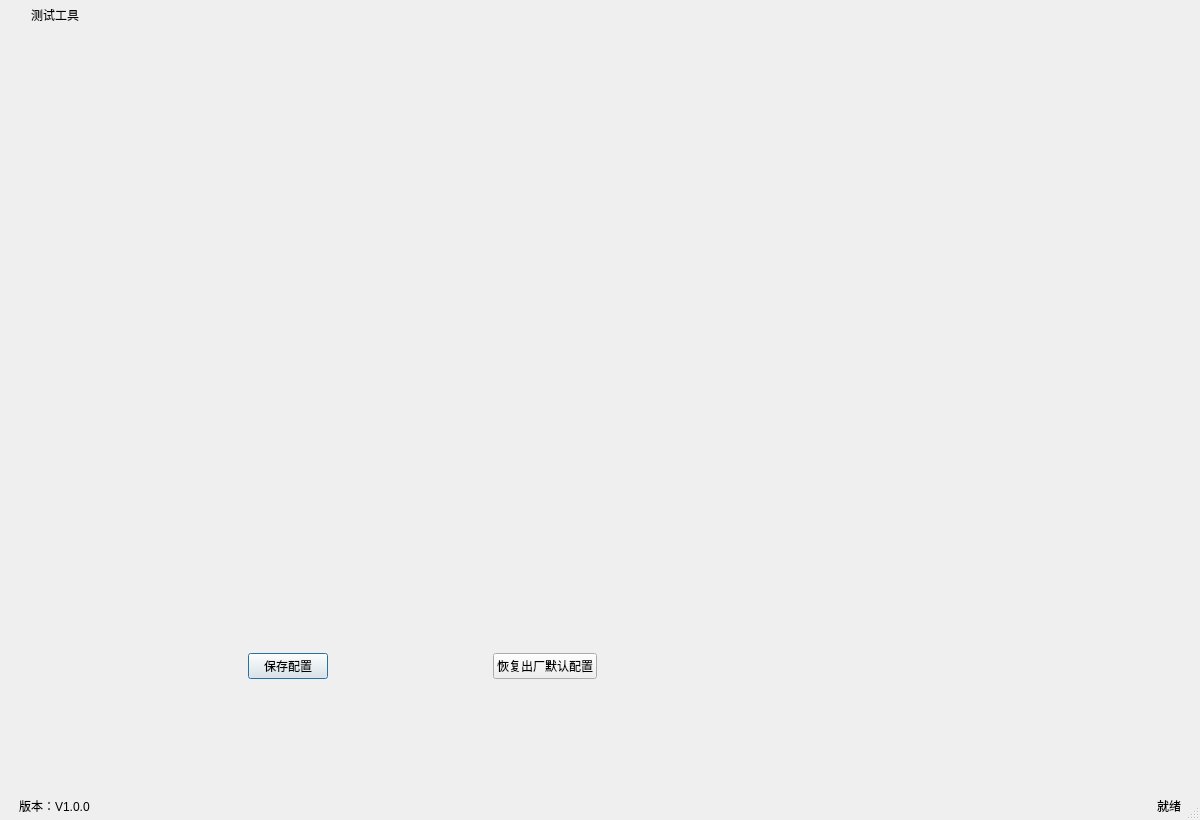
Above: assistant/mainwindow.ui from nongxiaoming/rt-assistant before the change. Below: the same form after it.
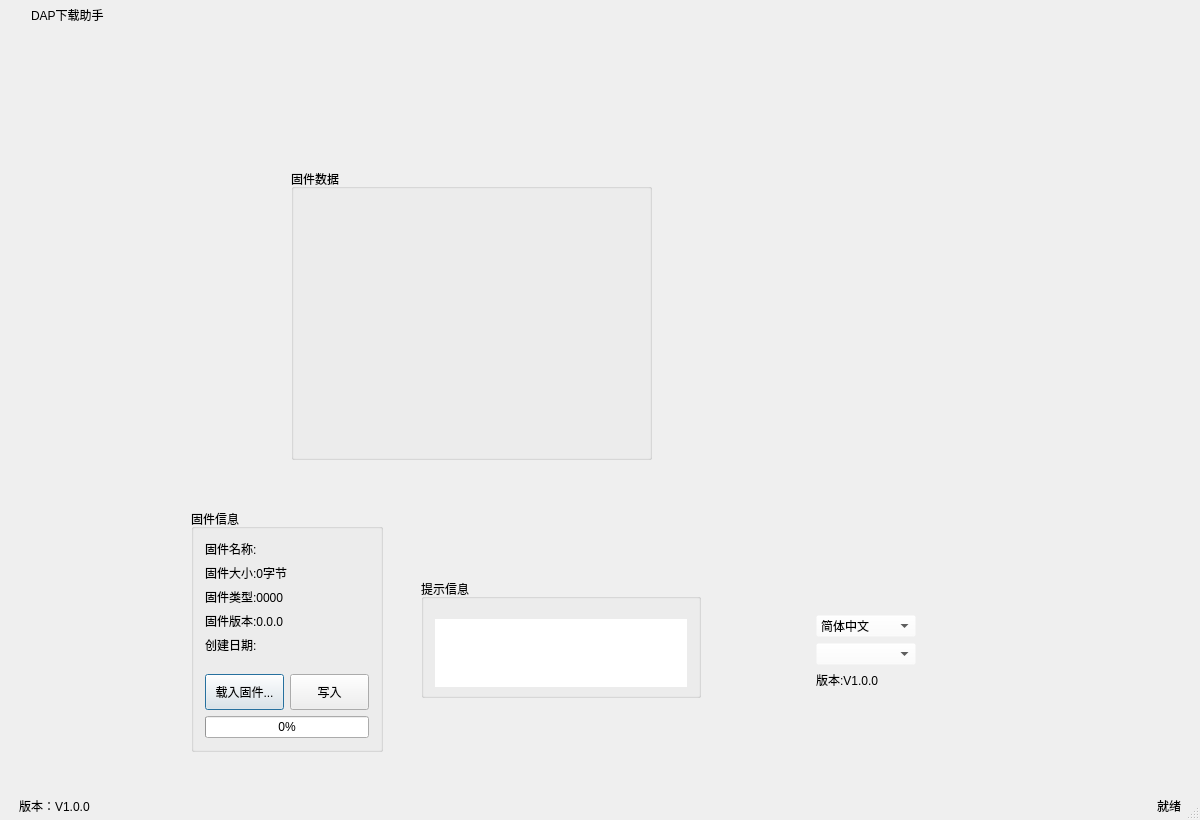
That is the form after the change. The open tabs and pages were chosen to show the change. Icons and pictures are not drawn. Custom widgets are drawn as their Qt base class.

Diff of the .ui file:
```diff
--- a/assistant/mainwindow.ui
+++ b/assistant/mainwindow.ui
@@ -99,7 +99,7 @@
          <string notr="true"/>
         </property>
         <property name="text">
-         <string>测试工具</string>
+         <string>DAP下载助手</string>
         </property>
         <property name="alignment">
          <set>Qt::AlignLeading|Qt::AlignLeft|Qt::AlignVCenter</set>
@@ -264,40 +264,13 @@
         <property name="frameShadow">
          <enum>QFrame::Raised</enum>
         </property>
-        <layout class="QGridLayout" name="gridLayout_2">
-         <property name="leftMargin">
-          <number>6</number>
-         </property>
-         <property name="topMargin">
-          <number>0</number>
-         </property>
-         <property name="rightMargin">
-          <number>6</number>
-         </property>
-         <property name="bottomMargin">
-          <number>4</number>
-         </property>
-         <property name="horizontalSpacing">
-          <number>2</number>
-         </property>
-         <property name="verticalSpacing">
-          <number>0</number>
-         </property>
-         <item row="0" column="0">
-          <layout class="QVBoxLayout" name="verticalLayout_6">
-           <item>
-            <widget class="QStackedWidget" name="stackedWidget">
-             <property name="currentIndex">
-              <number>0</number>
-             </property>
-             <widget class="QWidget" name="status_page">
               <widget class="QWidget" name="widget1" native="true">
                <property name="geometry">
                 <rect>
-                 <x>100</x>
-                 <y>-10</y>
+           <x>800</x>
+           <y>80</y>
                  <width>180</width>
-                 <height>766</height>
+           <height>591</height>
                 </rect>
                </property>
                <property name="minimumSize">
@@ -449,64 +422,78 @@
                 </item>
                </layout>
               </widget>
-             </widget>
-             <widget class="QWidget" name="setting_page">
-              <widget class="QWidget" name="layoutWidget">
+        <widget class="QGroupBox" name="groupBox_28">
                <property name="geometry">
                 <rect>
-                 <x>230</x>
-                 <y>612</y>
-                 <width>371</width>
-                 <height>51</height>
-                </rect>
-               </property>
-               <layout class="QHBoxLayout" name="horizontalLayout_8">
-                <item>
-                 <widget class="QPushButton" name="pushButton">
-                  <property name="text">
-                   <string>保存配置</string>
-                  </property>
-                 </widget>
-                </item>
-                <item>
-                 <spacer name="horizontalSpacer">
-                  <property name="orientation">
-                   <enum>Qt::Horizontal</enum>
-                  </property>
-                  <property name="sizeHint" stdset="0">
+           <x>420</x>
+           <y>550</y>
+           <width>280</width>
+           <height>119</height>
+          </rect>
+         </property>
+         <property name="sizePolicy">
+          <sizepolicy hsizetype="Expanding" vsizetype="Preferred">
+           <horstretch>0</horstretch>
+           <verstretch>0</verstretch>
+          </sizepolicy>
+         </property>
+         <property name="minimumSize">
                    <size>
-                    <width>40</width>
-                    <height>20</height>
-                   </size>
-                  </property>
-                 </spacer>
-                </item>
-                <item>
-                 <widget class="QPushButton" name="config_default_pushButton">
-                  <property name="text">
-                   <string>恢复出厂默认配置</string>
-                  </property>
-                 </widget>
-                </item>
-               </layout>
-              </widget>
-             </widget>
-             <widget class="QWidget" name="upgrade_page">
-              <layout class="QHBoxLayout" name="horizontalLayout_4">
-               <property name="leftMargin">
-                <number>2</number>
+           <width>0</width>
+           <height>0</height>
+          </size>
+         </property>
+         <property name="title">
+          <string>提示信息</string>
+         </property>
+         <layout class="QHBoxLayout" name="horizontalLayout_7">
+          <property name="spacing">
+           <number>6</number>
                </property>
                <property name="topMargin">
-                <number>0</number>
-               </property>
-               <property name="rightMargin">
-                <number>2</number>
+           <number>20</number>
                </property>
                <property name="bottomMargin">
-                <number>2</number>
+           <number>8</number>
                </property>
                <item>
+           <widget class="QTextEdit" name="Log_textEdit"/>
+          </item>
+         </layout>
+        </widget>
+        <widget class="QGroupBox" name="groupBox_24">
+         <property name="geometry">
+          <rect>
+           <x>290</x>
+           <y>140</y>
+           <width>361</width>
+           <height>291</height>
+          </rect>
+         </property>
+         <property name="sizePolicy">
+          <sizepolicy hsizetype="Expanding" vsizetype="Expanding">
+           <horstretch>0</horstretch>
+           <verstretch>0</verstretch>
+          </sizepolicy>
+         </property>
+         <property name="title">
+          <string>固件数据</string>
+         </property>
+         <layout class="QGridLayout" name="gridLayout">
+          <item row="0" column="0">
+           <widget class="QHexEdit" name="cfHexEdit" native="true"/>
+          </item>
+         </layout>
+        </widget>
                 <widget class="QGroupBox" name="groupBox_34">
+         <property name="geometry">
+          <rect>
+           <x>190</x>
+           <y>480</y>
+           <width>192</width>
+           <height>243</height>
+          </rect>
+         </property>
                  <property name="sizePolicy">
                   <sizepolicy hsizetype="Expanding" vsizetype="Minimum">
                    <horstretch>0</horstretch>
@@ -614,72 +601,6 @@
                   </item>
                  </layout>
                 </widget>
-               </item>
-               <item>
-                <layout class="QVBoxLayout" name="verticalLayout_5" stretch="10,3">
-                 <item>
-                  <widget class="QGroupBox" name="groupBox_24">
-                   <property name="sizePolicy">
-                    <sizepolicy hsizetype="Expanding" vsizetype="Expanding">
-                     <horstretch>0</horstretch>
-                     <verstretch>0</verstretch>
-                    </sizepolicy>
-                   </property>
-                   <property name="title">
-                    <string>固件数据</string>
-                   </property>
-                   <layout class="QGridLayout" name="gridLayout">
-                    <item row="0" column="0">
-                     <widget class="QHexEdit" name="cfHexEdit" native="true"/>
-                    </item>
-                   </layout>
-                  </widget>
-                 </item>
-                 <item>
-                  <widget class="QGroupBox" name="groupBox_28">
-                   <property name="sizePolicy">
-                    <sizepolicy hsizetype="Expanding" vsizetype="Preferred">
-                     <horstretch>0</horstretch>
-                     <verstretch>0</verstretch>
-                    </sizepolicy>
-                   </property>
-                   <property name="minimumSize">
-                    <size>
-                     <width>0</width>
-                     <height>0</height>
-                    </size>
-                   </property>
-                   <property name="title">
-                    <string>提示信息</string>
-                   </property>
-                   <layout class="QHBoxLayout" name="horizontalLayout_7">
-                    <property name="spacing">
-                     <number>6</number>
-                    </property>
-                    <property name="topMargin">
-                     <number>20</number>
-                    </property>
-                    <property name="bottomMargin">
-                     <number>8</number>
-                    </property>
-                    <item>
-                     <widget class="QTextEdit" name="Log_textEdit"/>
-                    </item>
-                   </layout>
-                  </widget>
-                 </item>
-                </layout>
-               </item>
-              </layout>
-             </widget>
-             <widget class="QWidget" name="multiupgrade_page">
-              <layout class="QGridLayout" name="gridLayout_3"/>
-             </widget>
-            </widget>
-           </item>
-          </layout>
-         </item>
-        </layout>
        </widget>
       </item>
      </layout>
```
Lines whose indentation alone changed are shown as unchanged.
